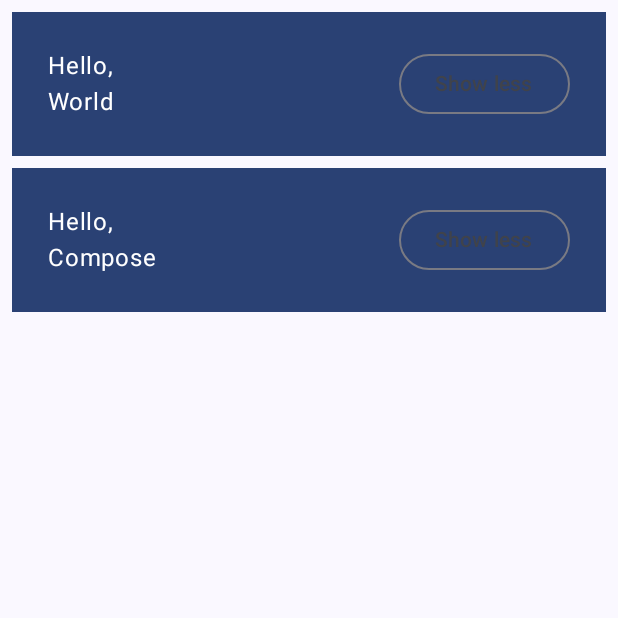
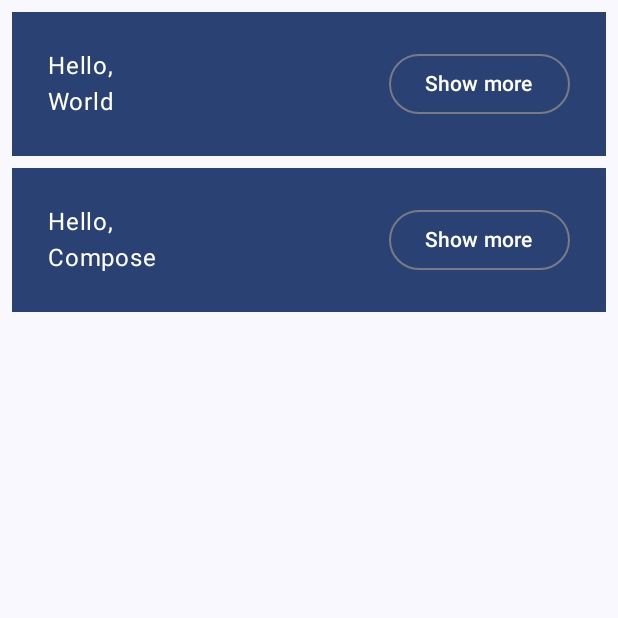
Before and after one commit to islamarr/MVVM_RxJava_Koin, an Android app built with Jetpack Compose: the screen it shows after launch (MainActivity), after a tap on "Show less", on a phone screen of 412 x 824 dp, the top half of it. Run offline under Robolectric (Android 15) with nearby library versions, the phone set to English and light mode, and no system bars; 2 other taps on this screen came first.

```diff
--- a/app/src/main/java/com/islam/music/MainActivity.kt
+++ b/app/src/main/java/com/islam/music/MainActivity.kt
@@ -3,10 +3,13 @@ package com.islam.music
 import android.os.Bundle
 import androidx.activity.ComponentActivity
 import androidx.activity.compose.setContent
+import androidx.compose.foundation.clickable
 import androidx.compose.foundation.layout.*
 import androidx.compose.material3.*
-import androidx.compose.runtime.Composable
+import androidx.compose.runtime.*
+import androidx.compose.ui.Alignment
 import androidx.compose.ui.Modifier
+import androidx.compose.ui.graphics.Color
 import androidx.compose.ui.tooling.preview.Preview
 import androidx.compose.ui.unit.dp
 import com.islam.music.ui.theme.MusicTheme
@@ -23,33 +26,77 @@ class MainActivity : ComponentActivity() {
 }
 
 @Composable
-private fun MyApp(names: List<String> = listOf("World", "Compose")) {
+private fun MyApp() {
     Surface(
         modifier = Modifier.fillMaxSize(),
         color = MaterialTheme.colorScheme.background
     ) {
-        Column (modifier = Modifier.padding(vertical = 4.dp)){
-            for (name in names) {
-                Greeting(name)
+        var shouldShowOnboarding by remember { mutableStateOf(true) }
+
+        if (shouldShowOnboarding) {
+            OnboardingScreen {
+                shouldShowOnboarding = false
             }
+        } else {
+            Greetings()
         }
+    }
+}
 
+@Composable
+private fun Greetings(names: List<String> = listOf("World", "Compose")) {
+    Column(modifier = Modifier.padding(vertical = 4.dp)) {
+        for (name in names) {
+            Greeting(name = name)
+        }
     }
 }
 
 @Composable
 fun Greeting(name: String) {
+    var expanded by remember { mutableStateOf(false) }
+    val updatedWord = remember { mutableStateOf(name) }
+    val extraPadding = if (expanded) 48.dp else 0.dp
+
     Surface(
         color = MaterialTheme.colorScheme.primary,
         modifier = Modifier.padding(vertical = 4.dp, horizontal = 8.dp)
     ) {
-        Row(modifier = Modifier.padding(24.dp)) {
-            Column(modifier = Modifier.weight(1f)) {
-                Text(text = "Hello, ")
-                Text(text = name)
+        Row(
+            modifier = Modifier
+                .padding(24.dp)
+                .clickable(onClick = { updatedWord.value = "Done" })
+        ) {
+            Column(
+                modifier = Modifier
+                    .weight(1f)
+                    .padding(bottom = extraPadding)
+            ) {
+                Text(text = "Hello, ", color = Color.White)
+                Text(text = updatedWord.value, color = Color.White)
             }
-            OutlinedButton(onClick = { /*TODO*/ }) {
-                Text("Show less")
+            OutlinedButton(onClick = { expanded = !expanded }) {
+                Text(if (expanded) "Show less" else "Show more", color = Color.White)
+            }
+        }
+    }
+}
+
+@Composable
+fun OnboardingScreen(onContinueClicked: () -> Unit) {
+
+    Surface {
+        Column(
+            modifier = Modifier.fillMaxSize(),
+            verticalArrangement = Arrangement.Center,
+            horizontalAlignment = Alignment.CenterHorizontally
+        ) {
+            Text("Welcome to the Basics Codelab!")
+            Button(
+                modifier = Modifier.padding(vertical = 24.dp),
+                onClick = onContinueClicked
+            ) {
+                Text("Continue")
             }
         }
     }
@@ -59,6 +106,6 @@ fun Greeting(name: String) {
 @Composable
 fun DefaultPreview() {
     MusicTheme {
-        MyApp()
+        OnboardingScreen(onContinueClicked = {}) // Do nothing on click.
     }
 }
--- a/app/src/main/java/com/islam/music/ui/theme/Theme.kt
+++ b/app/src/main/java/com/islam/music/ui/theme/Theme.kt
@@ -10,6 +10,7 @@ import androidx.compose.material3.dynamicLightColorScheme
 import androidx.compose.material3.lightColorScheme
 import androidx.compose.runtime.Composable
 import androidx.compose.runtime.SideEffect
+import androidx.compose.ui.graphics.Color
 import androidx.compose.ui.graphics.toArgb
 import androidx.compose.ui.platform.LocalContext
 import androidx.compose.ui.platform.LocalView
@@ -24,9 +25,7 @@ private val DarkColorScheme = darkColorScheme(
 private val LightColorScheme = lightColorScheme(
     primary = Purple40,
     secondary = PurpleGrey40,
-    tertiary = Pink40
-
-    /* Other default colors to override
+    tertiary = Pink40,
     background = Color(0xFFFFFBFE),
     surface = Color(0xFFFFFBFE),
     onPrimary = Color.White,
@@ -34,7 +33,6 @@ private val LightColorScheme = lightColorScheme(
     onTertiary = Color.White,
     onBackground = Color(0xFF1C1B1F),
     onSurface = Color(0xFF1C1B1F),
-    */
 )
 
 @Composable
```
